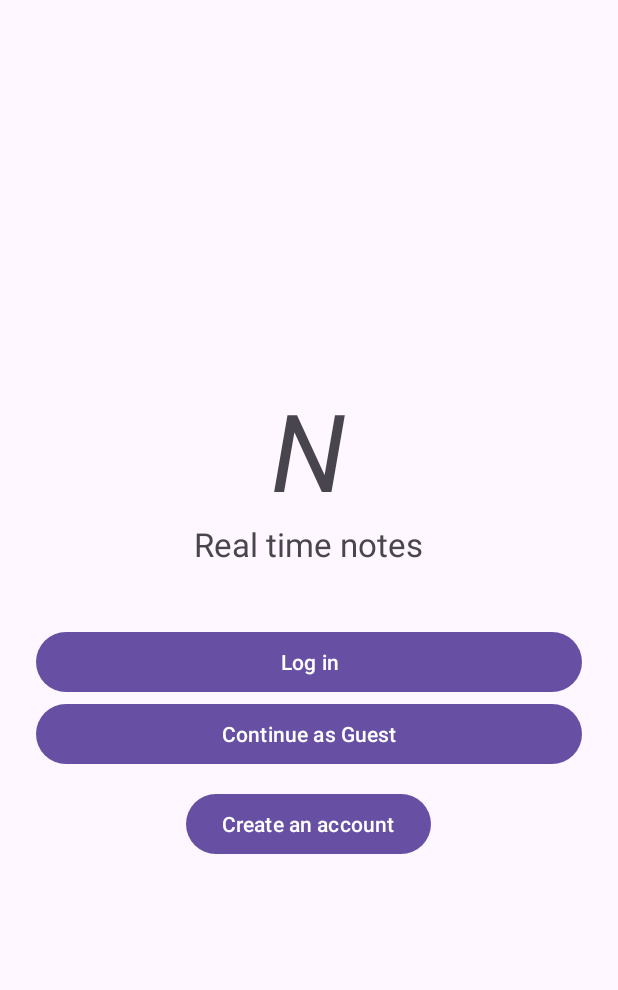
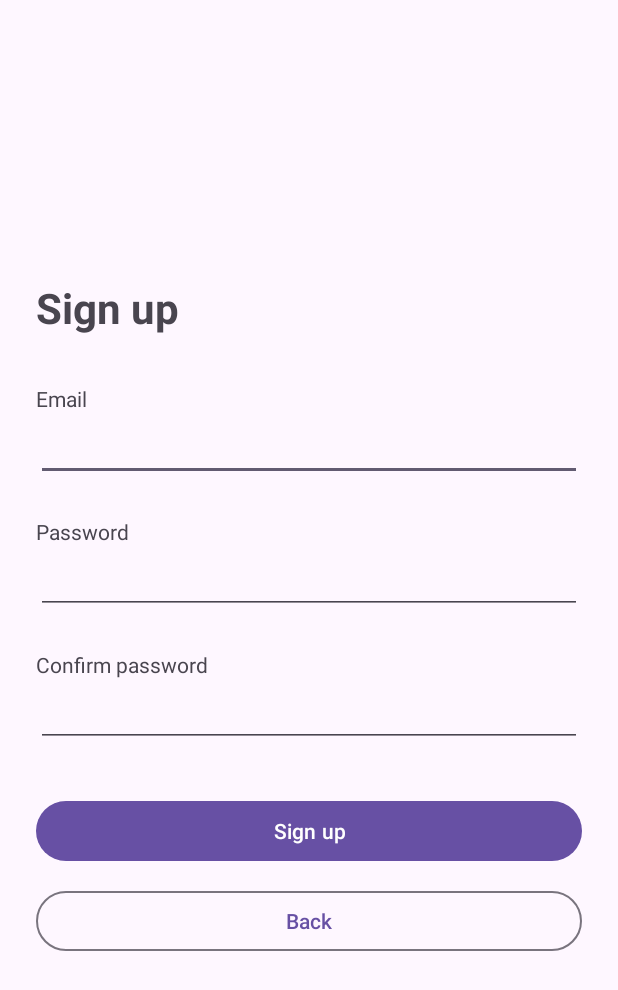
Before and after one commit to karal63/real-time-notes, an Android app: the screen it shows after launch (MainActivity before the commit, SignUpActivity after it), after a tap on "Create an account", on a phone screen of 412 x 824 dp. Shown: the top 990 px of the screen. Run offline under Robolectric (Android 15) with nearby library versions, the phone set to English and light mode, and no system bars; our stand-ins replace Firebase (no records; nobody signed in at launch, a user with empty details on screens opened directly).

Commit message:
Create sign in and sign up activities
- implement sign in functionality using Firebase auth
- implement sign up functionality using Firebase auth

```diff
--- a/app/build.gradle.kts
+++ b/app/build.gradle.kts
@@ -46,4 +46,7 @@ dependencies {
     implementation(platform("com.google.firebase:firebase-bom:35.2.0"))
 
     implementation("com.google.firebase:firebase-firestore")
+    implementation("com.google.firebase:firebase-auth") {
+        version { strictly("24.0.1") }
+    }
 }
--- a/app/src/main/AndroidManifest.xml
+++ b/app/src/main/AndroidManifest.xml
@@ -31,6 +31,12 @@
             android:name=".CreateNoteActivity"
             android:exported="false"
             android:windowSoftInputMode="adjustResize" />
+        <activity
+            android:name=".SignInActivity"
+            android:exported="false" />
+        <activity
+            android:name=".SignUpActivity"
+            android:exported="false" />
     </application>
 
 </manifest>
--- a/app/src/main/java/com/example/real_time_notes/MainActivity.kt
+++ b/app/src/main/java/com/example/real_time_notes/MainActivity.kt
@@ -31,10 +31,14 @@ class MainActivity : AppCompatActivity() {
             startActivity(intent)
         }
 
-        val comingLater = { _: android.view.View ->
-            Toast.makeText(this, R.string.coming_later, Toast.LENGTH_SHORT).show()
+        findViewById<Button>(R.id.login_button).setOnClickListener {
+            val intent = Intent(this, SignInActivity::class.java)
+            startActivity(intent)
         }
-        findViewById<Button>(R.id.login_button).setOnClickListener(comingLater)
-        findViewById<Button>(R.id.create_account_button).setOnClickListener(comingLater)
+
+        findViewById<Button>(R.id.create_account_button).setOnClickListener {
+            val intent = Intent(this, SignUpActivity::class.java)
+            startActivity(intent)
+        }
     }
 }
--- /dev/null
+++ b/app/src/main/java/com/example/real_time_notes/SignUpActivity.kt
@@ -0,0 +1,93 @@
+package com.example.real_time_notes
+
+import android.content.Intent
+import android.os.Bundle
+import android.util.Patterns
+import android.widget.Button
+import android.widget.EditText
+import android.widget.Toast
+import androidx.activity.enableEdgeToEdge
+import androidx.appcompat.app.AppCompatActivity
+import androidx.core.view.ViewCompat
+import androidx.core.view.WindowInsetsCompat
+import com.google.firebase.auth.FirebaseAuth
+
+class SignUpActivity : AppCompatActivity() {
+    private lateinit var auth: FirebaseAuth
+
+    override fun onCreate(savedInstanceState: Bundle?) {
+        super.onCreate(savedInstanceState)
+        enableEdgeToEdge()
+        setContentView(R.layout.activity_signup)
+
+        ViewCompat.setOnApplyWindowInsetsListener(findViewById(R.id.main)) { view, insets ->
+            val bars = insets.getInsets(WindowInsetsCompat.Type.systemBars())
+            view.setPadding(bars.left, bars.top, bars.right, bars.bottom)
+            insets
+        }
+
+        findViewById<Button>(R.id.sign_up_back_button).setOnClickListener {
+            finish()
+        }
+
+        auth = FirebaseAuth.getInstance()
+
+        val signUpButton = findViewById<Button>(R.id.sign_up_button)
+        val emailField = findViewById<EditText>(R.id.sign_up_email_input)
+        val passwordField = findViewById<EditText>(R.id.sign_up_password_input)
+        val confirmPasswordField = findViewById<EditText>(R.id.sign_up_confirm_password_input)
+
+        signUpButton.setOnClickListener {
+            val email = emailField.text.toString().trim()
+            val password = passwordField.text.toString()
+            val confirmPassword = confirmPasswordField.text.toString()
+
+            if (!Patterns.EMAIL_ADDRESS.matcher(email).matches()) {
+                emailField.error = getString(R.string.invalid_email)
+                return@setOnClickListener
+            }
+
+            if (password.length < 6) {
+                passwordField.error = getString(R.string.password_too_short)
+                return@setOnClickListener
+            }
+
+            if (password != confirmPassword) {
+                confirmPasswordField.error = getString(R.string.passwords_do_not_match)
+                return@setOnClickListener
+            }
+
+            signUpButton.isEnabled = false
+
+            auth.createUserWithEmailAndPassword(email, password)
+                .addOnCompleteListener(this) { task ->
+                    signUpButton.isEnabled = true
+
+                    if (task.isSuccessful) {
+
+                        val userEmail = auth.currentUser?.email ?: email
+
+                        Toast.makeText(
+                            this,
+                            getString(R.string.account_created, userEmail),
+                            Toast.LENGTH_LONG
+                        ).show()
+
+                        val intent = Intent(this, SecondActivity::class.java)
+                            .putExtra(SecondActivity.EXTRA_GUEST_NAME, userEmail)
+                        startActivity(intent)
+                        finish()
+                    } else {
+
+                        Toast.makeText(
+                            this,
+                            task.exception?.localizedMessage
+                                ?: getString(R.string.registration_failed),
+                            Toast.LENGTH_LONG
+                        ).show()
+                    }
+                }
+
+        }
+    }
+}
--- /dev/null
+++ b/app/src/main/res/layout/activity_signup.xml
@@ -0,0 +1,85 @@
+<?xml version="1.0" encoding="utf-8"?>
+<ScrollView xmlns:android="http://schemas.android.com/apk/res/android"
+    xmlns:tools="http://schemas.android.com/tools"
+    android:id="@+id/main"
+    android:layout_width="match_parent"
+    android:layout_height="match_parent"
+    android:fillViewport="true"
+    tools:context=".SignUpActivity">
+
+    <LinearLayout
+        android:layout_width="match_parent"
+        android:layout_height="wrap_content"
+        android:gravity="center_vertical"
+        android:orientation="vertical"
+        android:padding="24dp">
+
+        <TextView
+            android:layout_width="match_parent"
+            android:layout_height="wrap_content"
+            android:layout_marginBottom="32dp"
+            android:text="@string/sign_up_title"
+            android:textSize="28sp"
+            android:textStyle="bold" />
+
+        <TextView
+            android:layout_width="match_parent"
+            android:layout_height="wrap_content"
+            android:labelFor="@id/sign_up_email_input"
+            android:text="@string/email_label" />
+
+        <EditText
+            android:id="@+id/sign_up_email_input"
+            android:layout_width="match_parent"
+            android:layout_height="wrap_content"
+            android:autofillHints="emailAddress"
+            android:inputType="textEmailAddress"
+            android:singleLine="true" />
+
+        <TextView
+            android:layout_width="match_parent"
+            android:layout_height="wrap_content"
+            android:layout_marginTop="24dp"
+            android:labelFor="@id/sign_up_password_input"
+            android:text="@string/password_label" />
+
+        <EditText
+            android:id="@+id/sign_up_password_input"
+            android:layout_width="match_parent"
+            android:layout_height="wrap_content"
+            android:autofillHints="newPassword"
+            android:inputType="textPassword"
+            android:singleLine="true" />
+
+        <TextView
+            android:layout_width="match_parent"
+            android:layout_height="wrap_content"
+            android:layout_marginTop="24dp"
+            android:labelFor="@id/sign_up_confirm_password_input"
+            android:text="@string/confirm_password_label" />
+
+        <EditText
+            android:id="@+id/sign_up_confirm_password_input"
+            android:layout_width="match_parent"
+            android:layout_height="wrap_content"
+            android:autofillHints="newPassword"
+            android:inputType="textPassword"
+            android:singleLine="true" />
+
+        <Button
+            android:id="@+id/sign_up_button"
+            android:layout_width="match_parent"
+            android:layout_height="wrap_content"
+            android:layout_marginTop="32dp"
+            android:text="@string/sign_up_button" />
+
+        <Button
+            android:id="@+id/sign_up_back_button"
+            style="?attr/materialButtonOutlinedStyle"
+            android:layout_width="match_parent"
+            android:layout_height="wrap_content"
+            android:layout_marginTop="12dp"
+            android:text="@string/back_button" />
+    </LinearLayout>
+
+</ScrollView>
--- a/app/src/main/res/values/strings.xml
+++ b/app/src/main/res/values/strings.xml
@@ -3,6 +3,22 @@
     <string name="app_title">Real time notes</string>
     <string name="logo_letter">N</string>
     <string name="log_in">Log in</string>
+    <string name="sign_in_title">Sign in</string>
+    <string name="sign_up_title">Sign up</string>
+    <string name="email_label">Email</string>
+    <string name="password_label">Password</string>
+    <string name="confirm_password_label">Confirm password</string>
+    <string name="sign_in_button">Sign in</string>
+    <string name="sign_up_button">Sign up</string>
+    <string name="back_button">Back</string>
+    <string name="invalid_email">Enter a valid email</string>
+    <string name="password_required">Enter your password</string>
+    <string name="password_too_short">Password must be at least 6 characters</string>
+    <string name="passwords_do_not_match">Passwords do not match</string>
+    <string name="signed_in_as">Signed in as: %1$s</string>
+    <string name="account_created">Account created: %1$s</string>
+    <string name="sign_in_failed">Sign in failed</string>
+    <string name="registration_failed">Registration failed</string>
     <string name="continue_as_guest">Continue as Guest</string>
     <string name="create_account">Create an account</string>
     <string name="coming_later">Coming later</string>
```
Also changed, not shown: app/src/main/java/com/example/real_time_notes/SignInActivity.kt (added, +85 -0 lines), app/src/main/res/layout/activity_signin.xml (added, +69 -0 lines).
